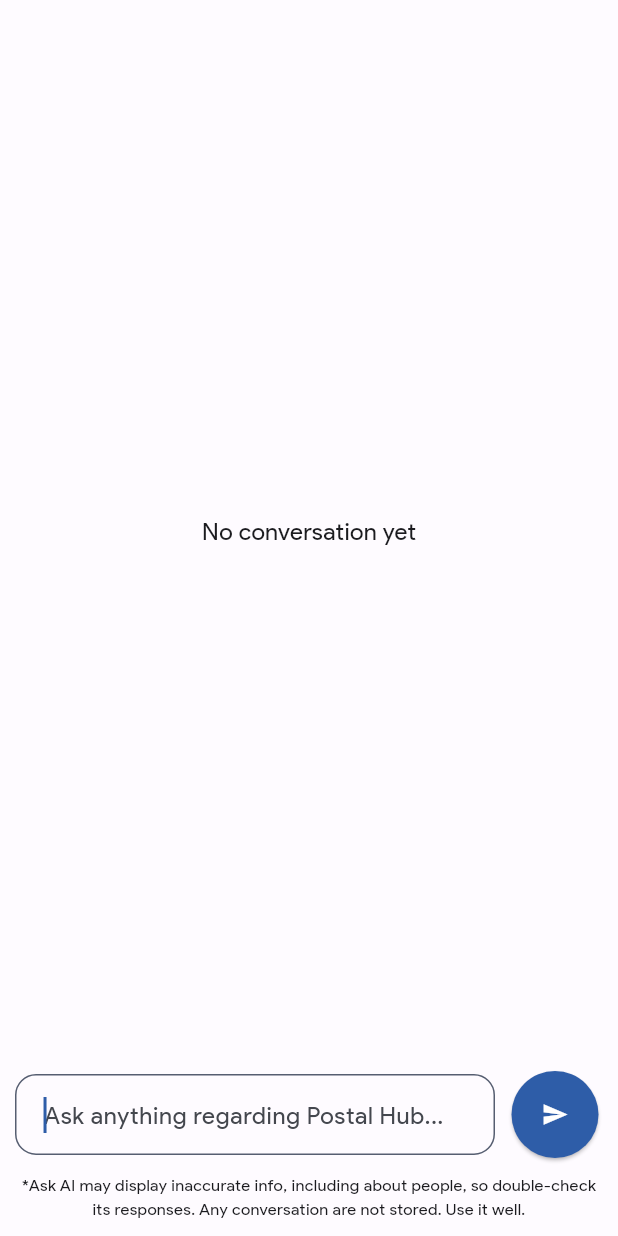
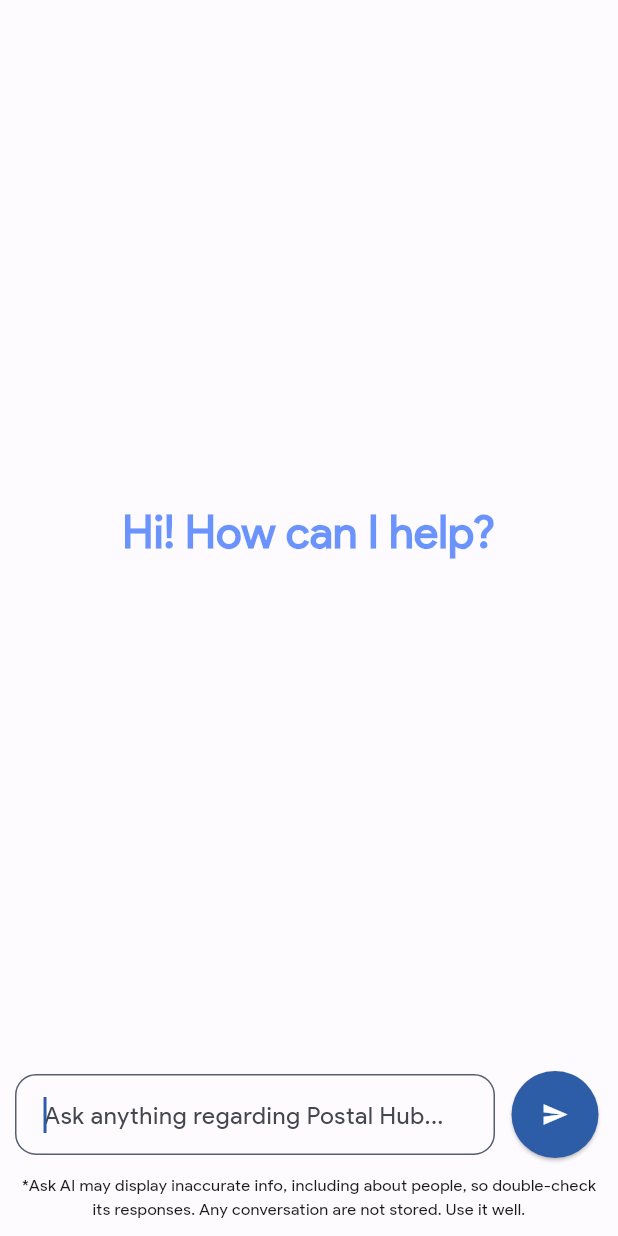
Before and after one commit to haqimhaslee/postalhub_client_mobile, a Flutter app: the AskOurAi widget shown alone on an empty page, opened directly, on a phone screen of 412 x 824 dp. Run offline on Flutter 3.47's test engine with Material 3 defaults, Android fonts, the phone set to English and light mode, and no system bars; drawn by our look-alikes of dynamic_color, shimmer; our stand-ins replace cloud_firestore, firebase_core, flutter_markdown, google_generative_ai, loading_animation_widget; missing offline and left inert: another_stepper; accounts and stored records are empty; statements that could not run were skipped.

Commit message:
Minor UPDATE

```diff
--- a/lib/pages/ai_assistant/ai_assistant.dart
+++ b/lib/pages/ai_assistant/ai_assistant.dart
@@ -2,6 +2,7 @@
 import 'package:flutter_markdown/flutter_markdown.dart';
 import 'package:google_generative_ai/google_generative_ai.dart';
 import 'package:loading_animation_widget/loading_animation_widget.dart';
+import 'package:shimmer/shimmer.dart';
 
 //import 'package:url_launcher/link.dart';
 
@@ -79,25 +80,28 @@
         crossAxisAlignment: CrossAxisAlignment.start,
         children: [
           _chat.history.length <= preSetChatHistory
-              ? const Expanded(
+              ? Expanded(
                   child: Center(
                       child: Padding(
-                          padding: EdgeInsets.only(
-                              top: 30, left: 30, right: 30, bottom: 30),
+                          padding: const EdgeInsets.only(
+                              top: 0, left: 0, right: 0, bottom: 0),
                           child: SizedBox(
-                            height: 100,
-                            width: 200,
-                            child: Card(
-                                elevation: 0,
-                                child: Center(
-                                  child: Text(
-                                    'No conversation yet',
-                                    style: TextStyle(
-                                      fontSize: 16,
-                                      //color: Colors.black,
-                                    ),
-                                  ),
-                                )),
+                            child: Shimmer.fromColors(
+                              direction: ShimmerDirection.ltr,
+                              period: const Duration(milliseconds: 5000),
+                              baseColor:
+                                  const Color.fromARGB(255, 106, 147, 252),
+                              highlightColor:
+                                  const Color.fromARGB(255, 242, 106, 88),
+                              child: const Text(
+                                'Hi! How can I help?',
+                                textAlign: TextAlign.center,
+                                style: TextStyle(
+                                  fontSize: 30.0,
+                                  fontWeight: FontWeight.bold,
+                                ),
+                              ),
+                            ),
                           ))))
               : Expanded(
                   child: ListView.builder(
@@ -137,6 +141,8 @@
                         onSubmitted: (String value) {
                           _sendChatMessage(value);
                         },
+                        maxLines:
+                            null, // This allows the TextField to expand vertically for multiline input
                       ),
                     ),
                     const SizedBox.square(
--- a/pubspec.yaml
+++ b/pubspec.yaml
@@ -17,7 +17,6 @@
   animations: ^2.0.8
   cloud_firestore: ^4.14.0
   path: ^1.9.0
-  firebase_storage: ^11.6.0
   firebase_database: ^10.5.5
   flutter_markdown: ^0.7.1
   google_generative_ai: ^0.4.1
@@ -28,6 +27,7 @@
   flutter_custom_tabs: ^2.1.0
   url_launcher: ^6.3.0
 
+
 dev_dependencies:
   flutter_test:
     sdk: flutter
@@ -37,6 +37,7 @@
   uses-material-design: true
   assets:
   - assets/images/postalhub_logo.jpg
+  - assets/images/dev_pic1.png
   - assets/images/dev_pic.png
   - assets/images/How_to_use_1.png
   - assets/images/How_to_use_2.png
```
Also changed, not shown: lib/pages/about/about.dart (+4 -5 lines), lib/pages/how_to_use/how_to_use.dart (+15 -3 lines), lib/pages/search_inventory/search_inventory.dart (+7 -21 lines), assets/images/dev_pic1.png (added), pubspec.lock, 4 other files.
